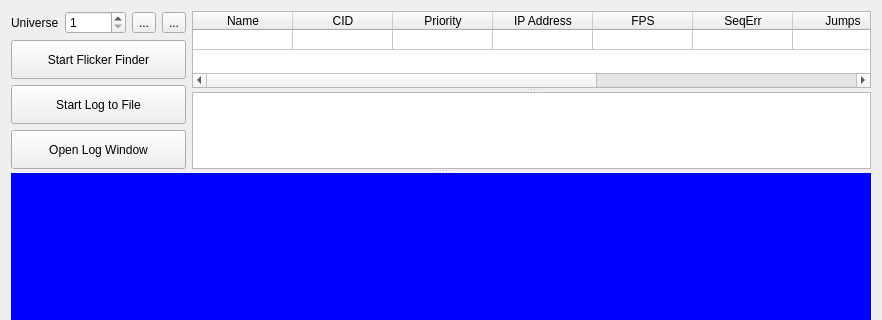
Above: ui/universeview.ui from docsteer/sacnview before the change; both pictures show x 0 to 882 and y 0 to 320 of the 882 by 490 pixel window. Below: the same form after it.
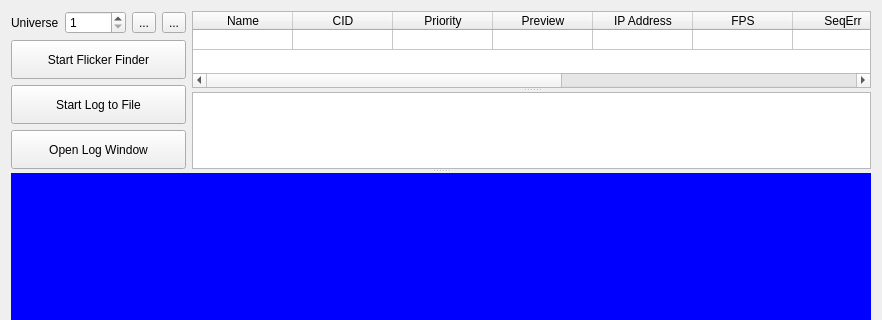
That is the form after the change. Icons and pictures are not drawn. Custom widgets are drawn as their Qt base class.

Commit message:
Add preview indicator to universe view
Display if the source is preview data or not

What changed in the file:
```diff
--- a/ui/universeview.ui
+++ b/ui/universeview.ui
@@ -221,6 +221,11 @@
             <string>Priority</string>
            </property>
           </column>
+          <column>
+           <property name="text">
+            <string>Preview</string>
+           </property>
+          </column>
           <column>
            <property name="text">
             <string>IP Address</string>
@@ -256,6 +261,7 @@
             <string>Per-Address</string>
            </property>
           </column>
+          <item row="0" column="2"/>
          </widget>
          <widget class="QPlainTextEdit" name="teInfo">
           <property name="sizePolicy">
```
The commit also changes 2 other files.
